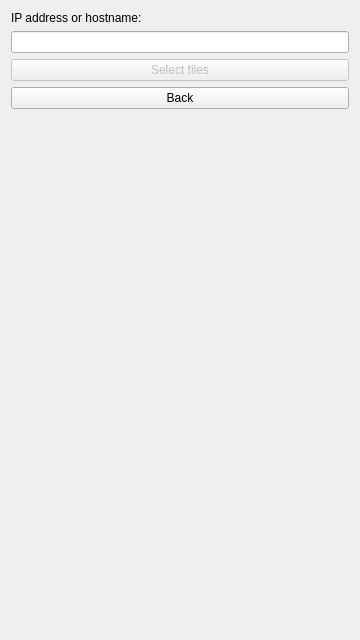
Above: dialogsendip.ui from tst2005googlecode/dukto before the change. Below: the same form after it.
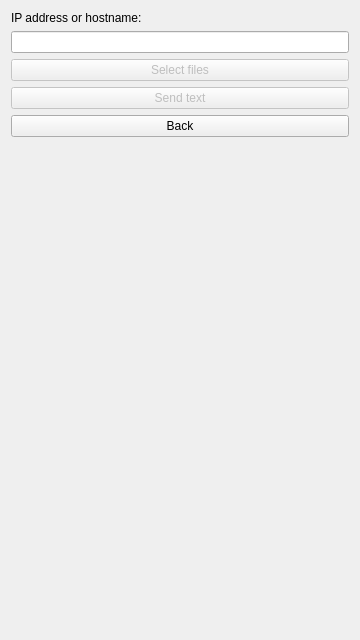
That is the form after the change.

Commit message: Updated GUI to support sending a receiving text messages.

```diff
--- a/dialogsendip.ui
+++ b/dialogsendip.ui
@@ -34,6 +34,16 @@
      </property>
     </widget>
    </item>
+   <item>
+    <widget class="QPushButton" name="buttonSendText">
+     <property name="enabled">
+      <bool>false</bool>
+     </property>
+     <property name="text">
+      <string>Send text</string>
+     </property>
+    </widget>
+   </item>
    <item>
     <widget class="QPushButton" name="buttonBack">
      <property name="text">
```
The commit also changes 6 other files.
